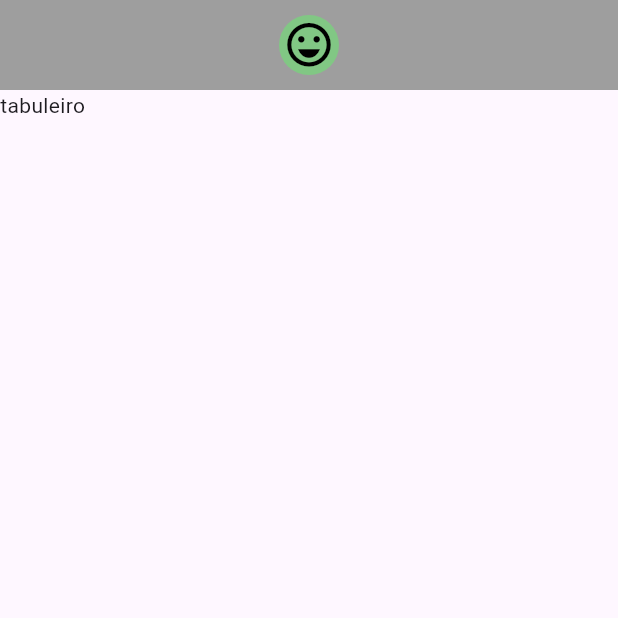
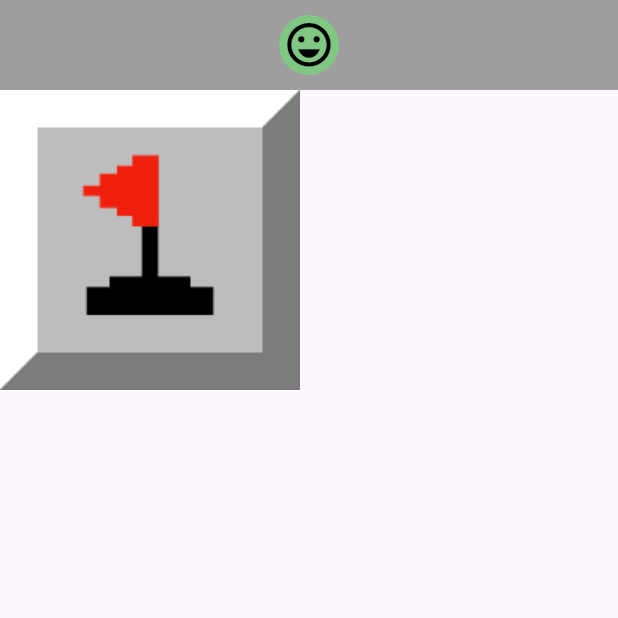
Before and after one commit to Otavio-f7/campo_minado, a Flutter app: the screen it shows after launch, on a phone screen of 412 x 824 dp, the top half of it. Run offline on Flutter 3.47's test engine with Material 3 defaults, Android fonts, the phone set to English and light mode, and no system bars.

Commit message:
creat the base screem

```diff
--- /dev/null
+++ b/lib/components/campo_widget.dart
@@ -0,0 +1,38 @@
+import 'package:campo_minado/models/campo.dart';
+import 'package:flutter/material.dart';
+
+class CampoWidget extends StatelessWidget {
+  final Campo campo;
+  final void Function(Campo) onAbrir;
+  final void Function(Campo) onAlterarMarcacao;
+  const CampoWidget({
+    super.key,
+    required this.campo,
+    required this.onAbrir,
+    required this.onAlterarMarcacao
+  });
+
+  Widget _getImage(){
+    int qtdeMinas = campo.qtdeMinasNaVizinhanca;
+    if(campo.aberto && campo.minado && campo.explodido){
+      return Image.asset('assets/images/bomba_0.jpeg');
+    } else if(campo.aberto && campo.minado){
+      return Image.asset('assets/images/bomba_1.jpeg');
+    } else if(campo.aberto){
+      return Image.asset('assets/images/aberto_$qtdeMinas.jpeg');
+    } else if(campo.marcado){
+      return Image.asset('assets/images/bandeira.jpeg');
+    } else{
+      return Image.asset('assets/images/fechado.jpeg');
+    }
+  }
+
+  @override
+  Widget build(BuildContext context) {
+    return InkWell(
+      onTap: ()=> onAbrir(campo),
+      onLongPress: ()=> onAlterarMarcacao(campo),
+      child: _getImage(),
+    );
+  }
+}
--- a/lib/screens/campo_minado_app.dart
+++ b/lib/screens/campo_minado_app.dart
@@ -1,4 +1,7 @@
+import 'package:campo_minado/components/campo_widget.dart';
 import 'package:campo_minado/components/resultado_widget.dart';
+import 'package:campo_minado/models/campo.dart';
+import 'package:campo_minado/models/explosao_exception.dart';
 import 'package:flutter/material.dart';
 
 class CampoMinadoApp extends StatelessWidget {
@@ -7,9 +10,30 @@ class CampoMinadoApp extends StatelessWidget {
   _reiniciar(){
     print('Reiniciar');
   }
+  void _abrir(Campo c){
+    print('Abrir');
+  }
+  void _alterarMarcacao(Campo c){
+    print('Alterar Marcacao');
+  }
+
+
 
   @override
   Widget build(BuildContext context) {
+    Campo viz1 = Campo(linha: 1, coluna: 0);
+    viz1.minar();
+    Campo viz2 = Campo(linha: 1, coluna: 0);
+    viz2.minar();
+    Campo campo = Campo(linha: 0, coluna: 0);
+    campo.adicionarVizinho(viz1);
+    campo.adicionarVizinho(viz2);
+    try{
+      // campo.minar();
+      campo.alternarMarcacao();
+
+    } on ExplosaoException {}
+
     return MaterialApp(
       home: Scaffold(
         appBar: ResultadoWidget(
@@ -17,7 +41,11 @@ class CampoMinadoApp extends StatelessWidget {
           onReiniciar:_reiniciar,
         ),
         body: Container(
-          child: Text('tabuleiro'),
+          child: CampoWidget(
+            campo: campo,
+            onAbrir: _abrir,
+            onAlterarMarcacao: _alterarMarcacao
+          ),
         ),
       ),
     );
```
Also changed, not shown: pubspec.yaml (+14 -2 lines), assets/images/aberto_0.jpeg (added), assets/images/aberto_1.jpeg (added), assets/images/aberto_2.jpeg (added), assets/images/aberto_3.jpeg (added), assets/images/aberto_4.jpeg (added), assets/images/aberto_5.jpeg (added), assets/images/aberto_6.jpeg (added), assets/images/aberto_7.jpeg (added), assets/images/aberto_8.jpeg (added), assets/images/bandeira.jpeg (added), assets/images/bomba_0.jpeg (added), assets/images/bomba_1.jpeg (added), assets/images/fechado.jpeg (added).
